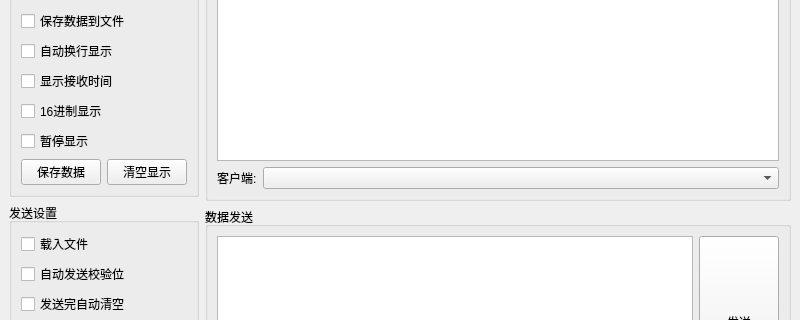
Above: netAssitui.ui from nicedayzhu/netAssist before the change; both pictures show x 0 to 800 and y 258 to 578 of the 800 by 709 pixel window. Below: the same form after it.
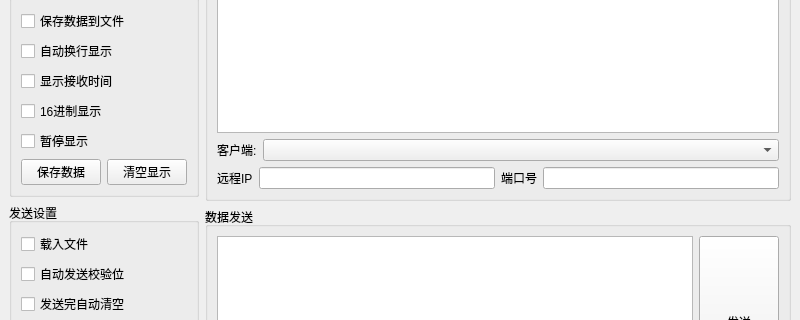
That is the form after the change.

Commit message: 将udpserver和udpclient统一为udp 1.在原udpclient基础上添加了绑定客户端端口的功能 2.删去有关原ucpserver的所有内容 3.对UI界面进行了调整

The edit to the form file:
```diff
--- a/netAssitui.ui
+++ b/netAssitui.ui
@@ -289,6 +289,38 @@
            </item>
           </layout>
          </item>
+         <item row="2" column="0">
+          <layout class="QHBoxLayout" name="horizontalLayout_6">
+           <item>
+            <layout class="QHBoxLayout" name="horizontalLayout_2">
+             <item>
+              <widget class="QLabel" name="remoteip_lbl">
+               <property name="text">
+                <string>远程IP</string>
+               </property>
+              </widget>
+             </item>
+             <item>
+              <widget class="QLineEdit" name="remoteip_text"/>
+             </item>
+            </layout>
+           </item>
+           <item>
+            <layout class="QHBoxLayout" name="horizontalLayout_3">
+             <item>
+              <widget class="QLabel" name="remoteport_lbl">
+               <property name="text">
+                <string>端口号</string>
+               </property>
+              </widget>
+             </item>
+             <item>
+              <widget class="QLineEdit" name="remoteport_text"/>
+             </item>
+            </layout>
+           </item>
+          </layout>
+         </item>
         </layout>
        </widget>
       </item>
```
Left out of the diff: 7 changed lines with no effect on the pictures. The commit also changes 3 other files.
